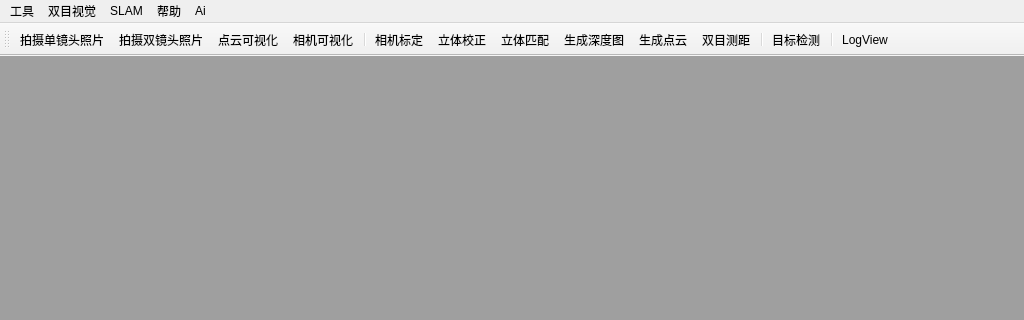
Above: src/Evision/Evision.ui from jiafeng5513/Evision before the change; both pictures show x 0 to 1024 and y 0 to 320 of the 1024 by 710 pixel window. Below: the same form after it.
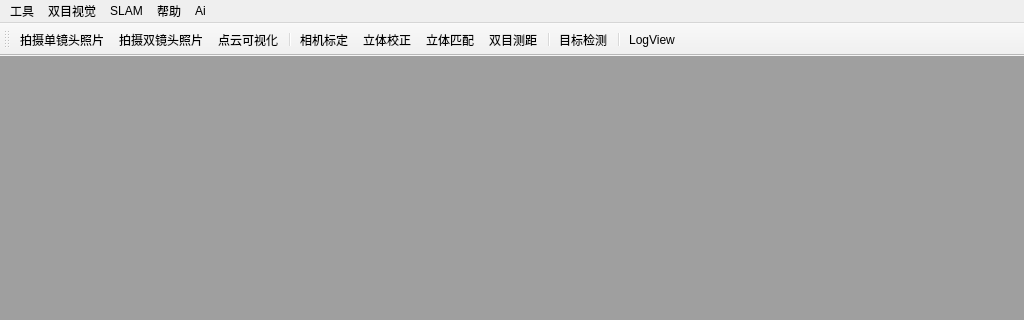
That is the form after the change. Icons and pictures are not drawn.

```diff
--- a/src/Evision/Evision.ui
+++ b/src/Evision/Evision.ui
@@ -131,13 +131,10 @@
    <addaction name="action_Camera"/>
    <addaction name="action_StereoCamera"/>
    <addaction name="action_ShowPointCloud"/>
-   <addaction name="action_CameraParam"/>
    <addaction name="separator"/>
    <addaction name="action_CalibrateView"/>
    <addaction name="actio_Rectify"/>
    <addaction name="action_StereoMatchView"/>
-   <addaction name="action_DepthMap_View"/>
-   <addaction name="action_PointCloud_View"/>
    <addaction name="action_Measure_View"/>
    <addaction name="separator"/>
    <addaction name="action_ObjectDetection"/>
@@ -182,20 +179,6 @@
     <string>关于</string>
    </property>
   </action>
-  <action name="actionDebug">
-   <property name="text">
-    <string>Debug</string>
-   </property>
-  </action>
-  <action name="action_CameraParam">
-   <property name="icon">
-    <iconset resource="Evision.qrc">
-     <normaloff>:/Evision/resource/params_128px_1101042_easyicon.net.ico</normaloff>:/Evision/resource/params_128px_1101042_easyicon.net.ico</iconset>
-   </property>
-   <property name="text">
-    <string>相机可视化</string>
-   </property>
-  </action>
   <action name="action_StereoMatchView">
    <property name="icon">
     <iconset resource="Evision.qrc">
@@ -205,24 +188,6 @@
     <string>立体匹配</string>
    </property>
   </action>
-  <action name="action_DepthMap_View">
-   <property name="icon">
-    <iconset resource="Evision.qrc">
-     <normaloff>:/Evision/resource/z_lowercase_128px_1168343_easyicon.net.ico</normaloff>:/Evision/resource/z_lowercase_128px_1168343_easyicon.net.ico</iconset>
-   </property>
-   <property name="text">
-    <string>生成深度图</string>
-   </property>
-  </action>
-  <action name="action_PointCloud_View">
-   <property name="icon">
-    <iconset resource="Evision.qrc">
-     <normaloff>:/Evision/resource/cloud_128px_1156707_easyicon.net.ico</normaloff>:/Evision/resource/cloud_128px_1156707_easyicon.net.ico</iconset>
-   </property>
-   <property name="text">
-    <string>生成点云</string>
-   </property>
-  </action>
   <action name="action_Measure_View">
    <property name="icon">
     <iconset resource="Evision.qrc">
```
Left out of the diff: 21 changed lines with no effect on the pictures.
